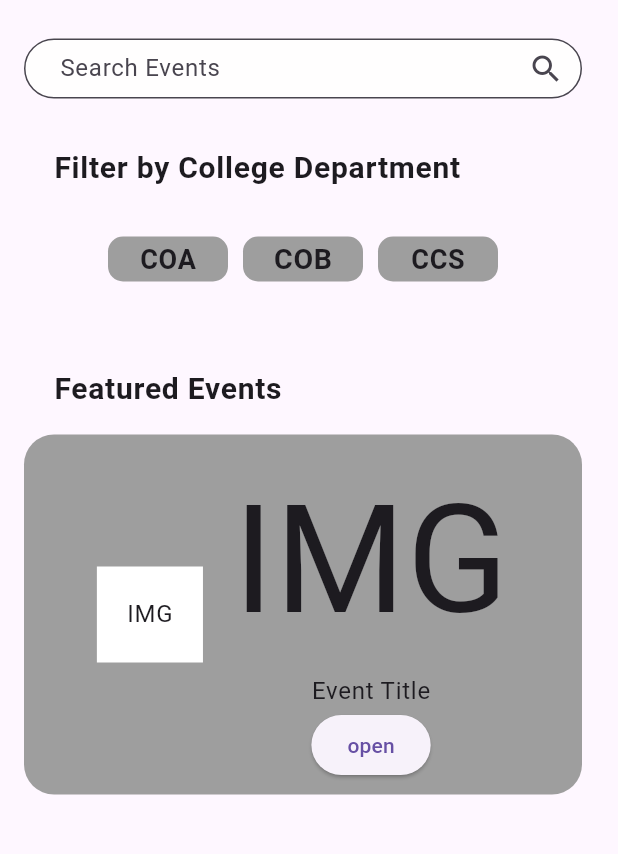
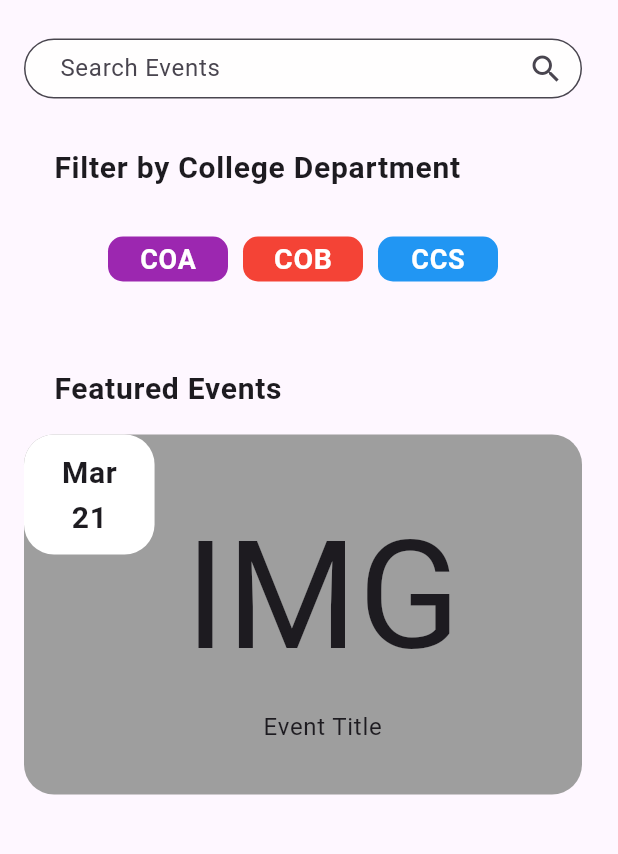
Before and after one commit to Izumi10shii/EventEaseURSB, a Flutter app: the HomePage screen opened by its route, on a phone screen of 412 x 824 dp, the part 80-934 px from its top. Run offline on Flutter 3.47's test engine with Material 3 defaults, Android fonts, the light colour scheme and no system bars.

Commit message:
updated some ui

```diff
--- a/lib/pages/home_page.dart
+++ b/lib/pages/home_page.dart
@@ -51,6 +51,7 @@ class HomePage extends StatelessWidget {
                   ),
                 ),
               ),
+
               ListTile(
                 title: Padding(
                   padding: EdgeInsets.only(left: 20),
@@ -78,7 +79,7 @@ class HomePage extends StatelessWidget {
                           width: 80,
                           height: 30,
                           decoration: BoxDecoration(
-                              color: Colors.grey,
+                            color: Colors.purple,
                             borderRadius: BorderRadius.circular(10),
                           ),
                           child: Center(
@@ -87,6 +88,7 @@ class HomePage extends StatelessWidget {
                               style: TextStyle(
                                 fontWeight: FontWeight.bold,
                                 fontSize: 18,
+                                color: Colors.white,
                               ),
                             ),
                           ),
@@ -97,7 +99,7 @@ class HomePage extends StatelessWidget {
                           width: 80,
                           height: 30,
                           decoration: BoxDecoration(
-                              color: Colors.grey,
+                            color: Colors.red,
                             borderRadius: BorderRadius.circular(10),
                           ),
                           child: Center(
@@ -106,6 +108,7 @@ class HomePage extends StatelessWidget {
                               style: TextStyle(
                                 fontWeight: FontWeight.bold,
                                 fontSize: 19,
+                                color: Colors.white,
                               ),
                             ),
                           ),
@@ -116,7 +119,7 @@ class HomePage extends StatelessWidget {
                           width: 80,
                           height: 30,
                           decoration: BoxDecoration(
-                              color: Colors.grey,
+                            color: Colors.blue,
                             borderRadius: BorderRadius.circular(10),
                           ),
                           child: Center(
@@ -125,6 +128,7 @@ class HomePage extends StatelessWidget {
                               style: TextStyle(
                                 fontWeight: FontWeight.bold,
                                 fontSize: 18,
+                                color: Colors.white,
                               ),
                             ),
                           ),
@@ -152,6 +156,7 @@ class HomePage extends StatelessWidget {
               ),
 
               ListTile(
+                onTap: () => Navigator.pushNamed(context, '/event_info_page'),
                 title: Container(
                   height: 240,
                   width: 20,
@@ -161,25 +166,42 @@ class HomePage extends StatelessWidget {
                   ),
                   child: Center(
                     child: Row(
+                      crossAxisAlignment: CrossAxisAlignment.start,
+                      children: [
+                        Align(
+                        alignment: Alignment.topLeft,
+                        child: Container(
+                          height: 80,
+                          padding: EdgeInsets.symmetric(horizontal: 25, vertical: 0),
+                          decoration: BoxDecoration(
+                            color: Colors.white,
+                            borderRadius: BorderRadius.circular(20),
+                          ),
+                          child: Column(
+                            crossAxisAlignment: CrossAxisAlignment.center,
                             mainAxisAlignment: MainAxisAlignment.center,
                             children: [
-                          Container(
-                            padding: EdgeInsets.all(20),
-                            color: Colors.white,
-                            child: Text("IMG"),
+                            Text("Mar",
+                            style: TextStyle(
+                              fontWeight: FontWeight.bold,
+                              fontSize: 20,
+                            ),),
+                            Text("21",
+                            style: TextStyle(
+                              fontWeight: FontWeight.bold,
+                              fontSize: 20,
+                            ),)
+                            ]),
+                        ),
+
                         ),
                         SizedBox(width: 20),
+
                         Column(
                           mainAxisAlignment: MainAxisAlignment.center,
                           children: [
                             Text("IMG", style: TextStyle(fontSize: 100)),
                             Text("Event Title"),
-                              ElevatedButton(
-                                onPressed: () {
-                                  Navigator.pushNamed(context, '/event_info_page');
-                                },
-                                child: Text("open"),
-                              ),
                           ],
                         ),
                       ],
```
Also changed, not shown: lib/pages/event_info_page.dart (+15 -0 lines), lib/pages/profile_page.dart (+22 -6 lines), lib/pages/receipt_page.dart (+20 -5 lines), lib/pages/reminders_page.dart (+15 -6 lines). Lines whose indentation alone changed are shown as unchanged.
